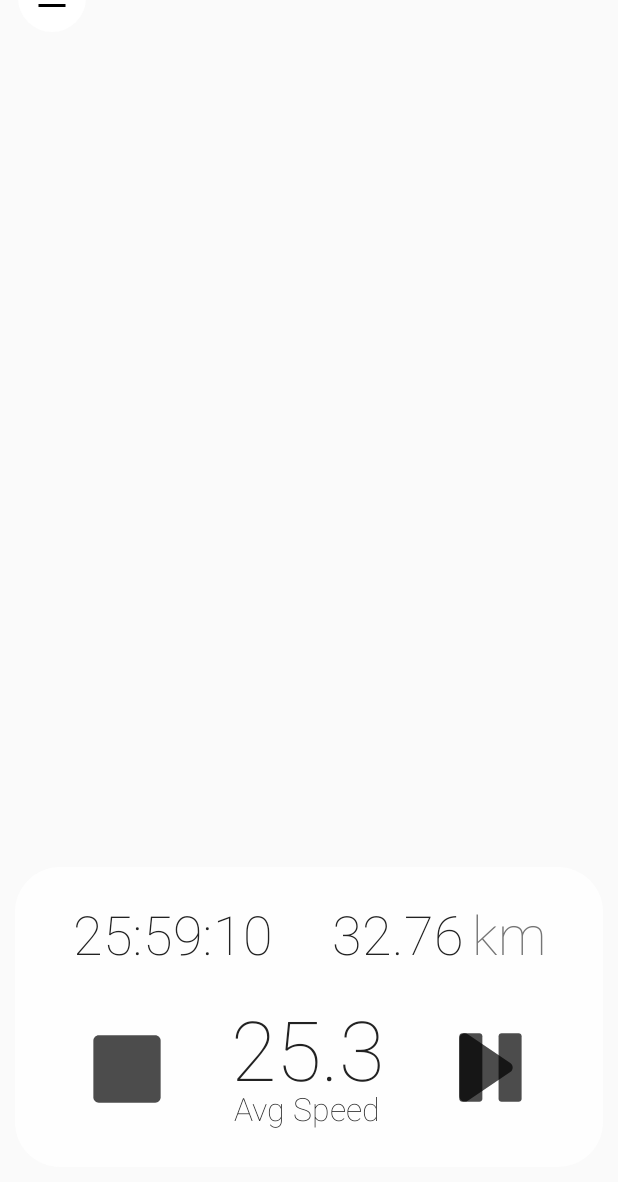
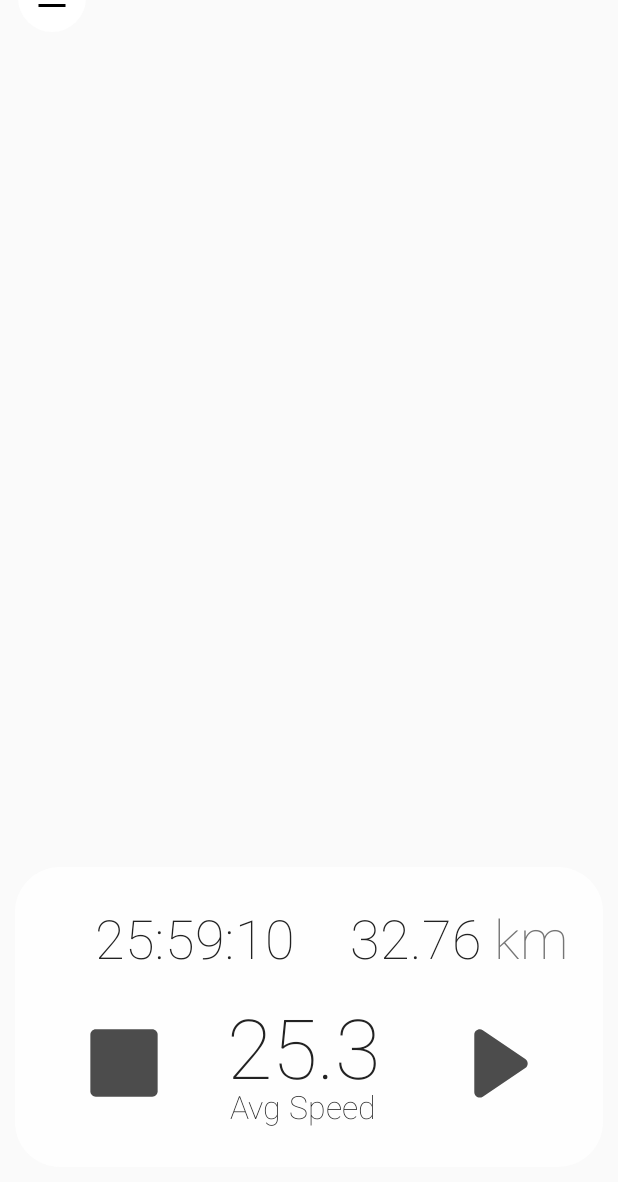
Before and after one commit to marshtupa/TrackMe, an Android app: the screen it shows after launch (MainActivity), on a phone screen of 412 x 824 dp, the part 54-1236 px from its top. Run offline under Robolectric (Android 15) with nearby library versions, the phone set to English and light mode, and no system bars.

Commit message:
Update view model

```diff
--- a/src/app/src/main/res/layout/activity_main.xml
+++ b/src/app/src/main/res/layout/activity_main.xml
@@ -17,7 +17,7 @@
         android:layout_marginTop="12dp"
         android:background="@drawable/circle_button"
         android:src="@drawable/icon_menu"
-        android:contentDescription="@string/menu_icon"
+        android:contentDescription="@string/menu_button"
         android:onClick="clickProfileButton"
         app:layout_constraintStart_toStartOf="parent"
         app:layout_constraintTop_toTopOf="@+id/training_panel" />
--- a/src/app/src/main/res/layout/training_panel.xml
+++ b/src/app/src/main/res/layout/training_panel.xml
@@ -20,32 +20,30 @@
         app:layout_constraintStart_toStartOf="parent" />
 
     <TextView
-        android:id="@+id/speedVal"
+        android:id="@+id/distance"
         android:layout_width="wrap_content"
         android:layout_height="wrap_content"
         android:layout_marginEnd="8dp"
         android:layout_marginBottom="8dp"
         android:fontFamily="sans-serif-thin"
-        android:text="32.76"
+        android:text="@string/distance_empty_example"
         android:textAlignment="center"
         android:textColor="#222222"
         android:textSize="36sp"
         android:visibility="visible"
         app:layout_constraintBottom_toBottomOf="@+id/view"
-        app:layout_constraintEnd_toEndOf="@+id/view"
-        app:layout_constraintHorizontal_bias="0.713"
-        app:layout_constraintStart_toStartOf="@+id/view"
+        app:layout_constraintEnd_toStartOf="@+id/distanceLabel"
         app:layout_constraintTop_toTopOf="@+id/view"
-        app:layout_constraintVertical_bias="0.14" />
+        app:layout_constraintVertical_bias="0.16000003" />
 
     <TextView
-        android:id="@+id/speedVal4"
+        android:id="@+id/distanceLabel"
         android:layout_width="wrap_content"
         android:layout_height="wrap_content"
-        android:layout_marginEnd="8dp"
+        android:layout_marginStart="8dp"
         android:layout_marginBottom="8dp"
         android:fontFamily="sans-serif-thin"
-        android:text="km"
+        android:text="@string/distance_km_label"
         android:textAlignment="center"
         android:textAllCaps="false"
         android:textColor="#757575"
@@ -53,105 +51,100 @@
         android:visibility="visible"
         app:layout_constraintBottom_toBottomOf="@+id/view"
         app:layout_constraintEnd_toEndOf="@+id/view"
-        app:layout_constraintHorizontal_bias="0.15"
-        app:layout_constraintStart_toEndOf="@+id/speedVal"
+        app:layout_constraintHorizontal_bias="0.93"
+        app:layout_constraintStart_toStartOf="@+id/view"
         app:layout_constraintTop_toTopOf="@+id/view"
-        app:layout_constraintVertical_bias="0.14" />
+        app:layout_constraintVertical_bias="0.16000003" />
 
     <TextView
-        android:id="@+id/speedVal3"
+        android:id="@+id/avgSpeedLabel"
         android:layout_width="144dp"
         android:layout_height="wrap_content"
         android:layout_marginEnd="8dp"
         android:layout_marginBottom="8dp"
         android:fontFamily="sans-serif-thin"
-        android:text="Avg Speed"
+        android:text="@string/avg_speed_label"
         android:textAlignment="center"
         android:textColor="#222222"
         android:textSize="21sp"
         android:visibility="visible"
         app:layout_constraintBottom_toBottomOf="@+id/view"
         app:layout_constraintEnd_toEndOf="@+id/view"
-        app:layout_constraintHorizontal_bias="0.512"
         app:layout_constraintStart_toStartOf="@+id/view"
         app:layout_constraintTop_toTopOf="@+id/view"
-        app:layout_constraintVertical_bias="0.896" />
+        app:layout_constraintVertical_bias="0.89" />
 
     <TextView
-        android:id="@+id/speedVal6"
+        android:id="@+id/avgSpeed"
         android:layout_width="144dp"
         android:layout_height="wrap_content"
         android:layout_marginEnd="8dp"
         android:layout_marginBottom="8dp"
         android:fontFamily="sans-serif-thin"
-        android:text="25.3"
+        android:text="@string/avg_speed_empty_example"
         android:textAlignment="center"
         android:textColor="#222222"
         android:textSize="55sp"
         android:visibility="visible"
         app:layout_constraintBottom_toBottomOf="@+id/view"
         app:layout_constraintEnd_toEndOf="@+id/view"
-        app:layout_constraintHorizontal_bias="0.512"
         app:layout_constraintStart_toStartOf="@+id/view"
         app:layout_constraintTop_toTopOf="@+id/view"
-        app:layout_constraintVertical_bias="0.711" />
+        app:layout_constraintVertical_bias="0.7" />
 
     <TextView
-        android:id="@+id/speedVal5"
+        android:id="@+id/time"
         android:layout_width="144dp"
         android:layout_height="wrap_content"
         android:layout_marginEnd="8dp"
         android:layout_marginBottom="8dp"
         android:fontFamily="sans-serif-thin"
-        android:text="25:59:10"
+        android:text="@string/time_empty_example"
         android:textAlignment="center"
         android:textColor="#222222"
         android:textSize="36sp"
         android:visibility="visible"
         app:layout_constraintBottom_toBottomOf="@+id/view"
         app:layout_constraintEnd_toEndOf="@+id/view"
-        app:layout_constraintHorizontal_bias="0.14"
+        app:layout_constraintHorizontal_bias="0.2"
         app:layout_constraintStart_toStartOf="@+id/view"
         app:layout_constraintTop_toTopOf="@+id/view"
-        app:layout_constraintVertical_bias="0.14" />
+        app:layout_constraintVertical_bias="0.16000003" />
 
     <ImageButton
-        android:id="@+id/profileButton5"
+        android:id="@+id/startButton"
         android:layout_width="0dp"
         android:layout_height="wrap_content"
-        android:layout_marginStart="296dp"
+        android:layout_marginEnd="50dp"
         android:background="@drawable/icon_start"
-        android:contentDescription="@string/menu_icon"
-        android:onClick="clickProfileButton"
+        android:contentDescription="@string/start_button"
+        app:layout_constraintBottom_toBottomOf="@+id/view"
+        app:layout_constraintEnd_toEndOf="@+id/view"
+        app:layout_constraintTop_toTopOf="@+id/view"
+        app:layout_constraintVertical_bias="0.7" />
+
+    <ImageButton
+        android:id="@+id/stopButton"
+        android:layout_width="0dp"
+        android:layout_height="wrap_content"
+        android:layout_marginStart="50dp"
+        android:background="@drawable/icon_stop"
+        android:contentDescription="@string/stop_button"
         app:layout_constraintBottom_toBottomOf="@+id/view"
         app:layout_constraintStart_toStartOf="@+id/view"
         app:layout_constraintTop_toTopOf="@+id/view"
-        app:layout_constraintVertical_bias="0.72" />
+        app:layout_constraintVertical_bias="0.7" />
 
-    <ImageButton
-        android:id="@+id/profileButton7"
-        android:layout_width="0dp"
-        android:layout_height="wrap_content"
-        android:layout_marginStart="52dp"
-        android:background="@drawable/icon_stop"
-        android:contentDescription="@string/menu_icon"
-        android:onClick="clickProfileButton"
-        app:layout_constraintBottom_toBottomOf="@+id/view"
-        app:layout_constraintStart_toStartOf="@+id/view"
-        app:layout_constraintTop_toTopOf="@+id/view"
-        app:layout_constraintVertical_bias="0.722" />
-
-    <ImageButton
-        android:id="@+id/profileButton6"
-        android:layout_width="0dp"
-        android:layout_height="wrap_content"
-        android:layout_marginStart="296dp"
-        android:background="@drawable/icon_pause"
-        android:contentDescription="@string/menu_icon"
-        android:onClick="clickProfileButton"
-        app:layout_constraintBottom_toBottomOf="@+id/view"
-        app:layout_constraintStart_toStartOf="@+id/view"
-        app:layout_constraintTop_toTopOf="@+id/view"
-        app:layout_constraintVertical_bias="0.72" />
+    <!--<ImageButton-->
+        <!--android:id="@+id/pauseButton"-->
+        <!--android:layout_width="0dp"-->
+        <!--android:layout_height="wrap_content"-->
+        <!--android:layout_marginEnd="50dp"-->
+        <!--android:background="@drawable/icon_pause"-->
+        <!--android:contentDescription="@string/pause_button"-->
+        <!--app:layout_constraintBottom_toBottomOf="@+id/view"-->
+        <!--app:layout_constraintEnd_toEndOf="@+id/view"-->
+        <!--app:layout_constraintTop_toTopOf="@+id/view"-->
+        <!--app:layout_constraintVertical_bias="0.7" />-->
 
 </androidx.constraintlayout.widget.ConstraintLayout>
--- a/src/app/src/main/res/values/strings.xml
+++ b/src/app/src/main/res/values/strings.xml
@@ -1,4 +1,12 @@
 <resources>
     <string name="app_name">TrackMe</string>
-    <string name="menu_icon">Menu icon</string>
+    <string name="menu_button">Menu button</string>
+    <string name="pause_button">Pause button</string>
+    <string name="stop_button">Stop button</string>
+    <string name="start_button">Start button</string>
+    <string name="distance_km_label">km</string>
+    <string name="avg_speed_label">Avg Speed</string>
+    <string name="distance_empty_example">32.76</string>
+    <string name="avg_speed_empty_example">25.3</string>
+    <string name="time_empty_example">25:59:10</string>
 </resources>
```
